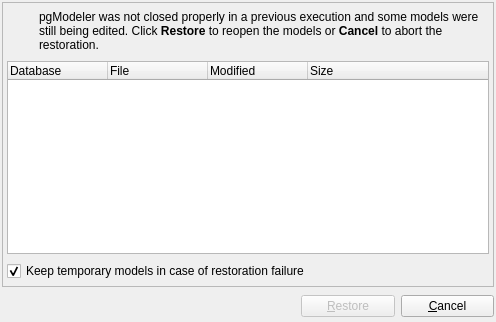
Above: libpgmodeler_ui/ui/modelrestorationform.ui from pgmodeler/pgmodeler before the change. Below: the same form after it.
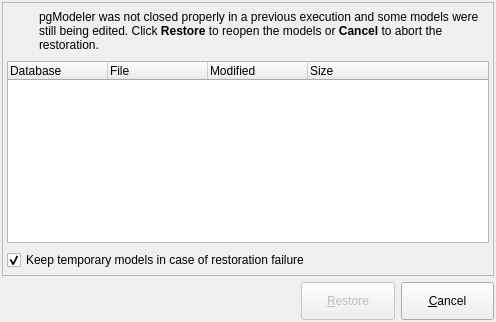
That is the form after the change. Icons and pictures are not drawn.

What changed in the file:
```diff
--- a/libpgmodeler_ui/ui/modelrestorationform.ui
+++ b/libpgmodeler_ui/ui/modelrestorationform.ui
@@ -308,7 +308,7 @@
      <property name="minimumSize">
       <size>
        <width>90</width>
-       <height>0</height>
+       <height>38</height>
       </size>
      </property>
      <property name="maximumSize">
@@ -349,7 +349,7 @@
      <property name="minimumSize">
       <size>
        <width>90</width>
-       <height>0</height>
+       <height>38</height>
       </size>
      </property>
      <property name="maximumSize">
```
